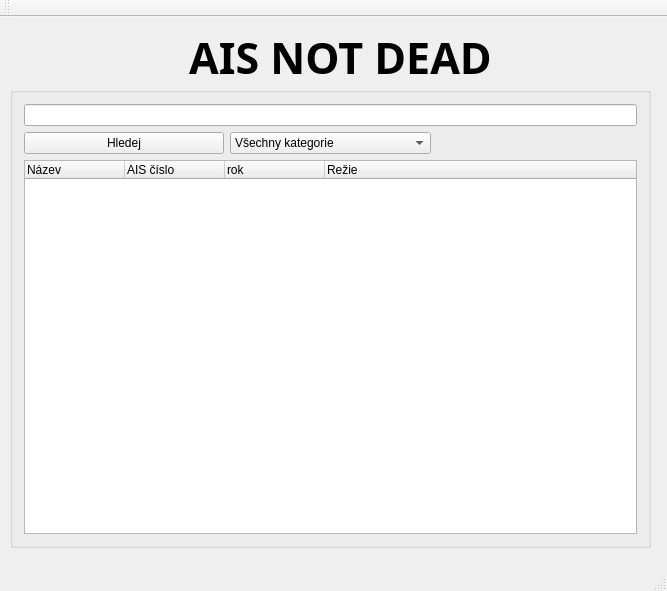
Old version of the form elasticsearchgui.ui in the repository NFAcz/nais.
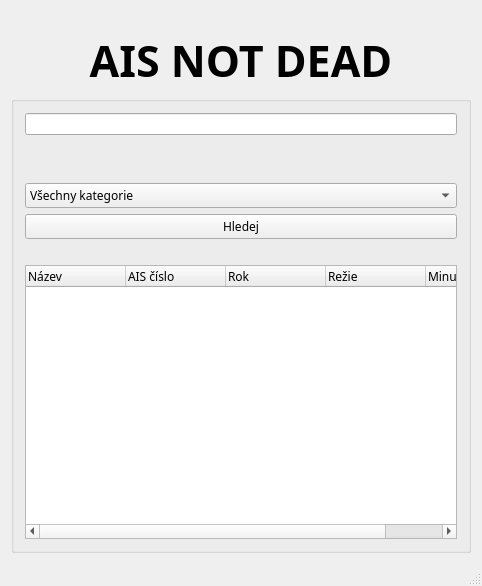
New version of the form.

Diff of the .ui file:
```diff
--- a/elasticsearchgui.ui
+++ b/elasticsearchgui.ui
@@ -6,27 +6,39 @@
    <rect>
     <x>0</x>
     <y>0</y>
-    <width>667</width>
-    <height>591</height>
+    <width>482</width>
+    <height>586</height>
    </rect>
   </property>
   <property name="windowTitle">
    <string>nAIS</string>
   </property>
   <widget class="QWidget" name="centralWidget">
+   <layout class="QGridLayout" name="gridLayout_3">
+    <item row="1" column="0">
+     <widget class="QLabel" name="label">
+      <property name="font">
+       <font>
+        <family>Executive</family>
+        <pointsize>32</pointsize>
+        <weight>75</weight>
+        <bold>true</bold>
+       </font>
+      </property>
+      <property name="text">
+       <string>AIS NOT DEAD</string>
+      </property>
+      <property name="alignment">
+       <set>Qt::AlignCenter</set>
+      </property>
+     </widget>
+    </item>
+    <item row="2" column="0">
    <widget class="QGroupBox" name="groupBox">
-    <property name="geometry">
-     <rect>
-      <x>10</x>
-      <y>70</y>
-      <width>641</width>
-      <height>461</height>
-     </rect>
-    </property>
     <property name="sizePolicy">
-     <sizepolicy hsizetype="Maximum" vsizetype="Maximum">
-      <horstretch>0</horstretch>
-      <verstretch>0</verstretch>
+       <sizepolicy hsizetype="MinimumExpanding" vsizetype="MinimumExpanding">
+        <horstretch>1</horstretch>
+        <verstretch>1</verstretch>
      </sizepolicy>
     </property>
     <property name="layoutDirection">
@@ -39,14 +51,28 @@
      <string/>
     </property>
     <property name="alignment">
-     <set>Qt::AlignJustify|Qt::AlignVCenter</set>
+       <set>Qt::AlignCenter</set>
     </property>
     <property name="flat">
      <bool>true</bool>
     </property>
-    <layout class="QGridLayout" name="gridLayout">
-     <item row="1" column="2">
+      <layout class="QVBoxLayout" name="verticalLayout">
+       <item>
+        <widget class="QLineEdit" name="lineEdit">
+         <property name="font">
+          <font>
+           <pointsize>9</pointsize>
+          </font>
+         </property>
+        </widget>
+       </item>
+       <item>
       <widget class="QLabel" name="label_2">
+         <property name="font">
+          <font>
+           <family>Droid Sans Mono</family>
+          </font>
+         </property>
        <property name="text">
         <string/>
        </property>
@@ -55,8 +81,27 @@
        </property>
       </widget>
      </item>
-     <item row="1" column="1">
+       <item>
+        <spacer name="horizontalSpacer">
+         <property name="orientation">
+          <enum>Qt::Horizontal</enum>
+         </property>
+         <property name="sizeHint" stdset="0">
+          <size>
+           <width>40</width>
+           <height>20</height>
+          </size>
+         </property>
+        </spacer>
+       </item>
+       <item>
       <widget class="QComboBox" name="categorySel">
+         <property name="font">
+          <font>
+           <family>Droid Sans Mono</family>
+           <pointsize>9</pointsize>
+          </font>
+         </property>
        <item>
         <property name="text">
          <string>Všechny kategorie</string>
@@ -84,18 +129,40 @@
        </item>
       </widget>
      </item>
-     <item row="0" column="0" colspan="3">
-      <widget class="QLineEdit" name="lineEdit"/>
-     </item>
-     <item row="1" column="0">
+       <item>
       <widget class="QPushButton" name="pushButton">
+         <property name="font">
+          <font>
+           <family>Droid Sans Mono</family>
+           <pointsize>9</pointsize>
+          </font>
+         </property>
        <property name="text">
         <string>Hledej</string>
        </property>
       </widget>
      </item>
-     <item row="2" column="0" colspan="3">
+       <item>
+        <spacer name="horizontalSpacer_2">
+         <property name="orientation">
+          <enum>Qt::Horizontal</enum>
+         </property>
+         <property name="sizeHint" stdset="0">
+          <size>
+           <width>40</width>
+           <height>20</height>
+          </size>
+         </property>
+        </spacer>
+       </item>
+       <item>
       <widget class="QTreeWidget" name="treeWidget">
+         <property name="font">
+          <font>
+           <family>Droid Sans Mono</family>
+           <pointsize>9</pointsize>
+          </font>
+         </property>
        <column>
         <property name="text">
          <string>Název</string>
@@ -108,7 +175,7 @@
        </column>
        <column>
         <property name="text">
-         <string>rok</string>
+           <string>Rok</string>
         </property>
        </column>
        <column>
@@ -116,34 +183,30 @@
          <string>Režie</string>
         </property>
        </column>
-      </widget>
-     </item>
-    </layout>
-   </widget>
-   <widget class="QLabel" name="label">
-    <property name="geometry">
-     <rect>
-      <x>150</x>
-      <y>10</y>
-      <width>381</width>
-      <height>60</height>
-     </rect>
-    </property>
-    <property name="font">
-     <font>
-      <family>Executive</family>
-      <pointsize>32</pointsize>
-      <weight>75</weight>
-      <bold>true</bold>
-     </font>
-    </property>
+         <column>
     <property name="text">
-     <string>AIS NOT DEAD</string>
-    </property>
-    <property name="alignment">
-     <set>Qt::AlignCenter</set>
-    </property>
-   </widget>
+           <string>Minutáž</string>
+          </property>
+         </column>
+        </widget>
+       </item>
+      </layout>
+     </widget>
+    </item>
+    <item row="0" column="0">
+     <spacer name="horizontalSpacer_3">
+      <property name="orientation">
+       <enum>Qt::Horizontal</enum>
+      </property>
+      <property name="sizeHint" stdset="0">
+       <size>
+        <width>40</width>
+        <height>20</height>
+       </size>
+      </property>
+     </spacer>
+    </item>
+   </layout>
   </widget>
   <widget class="QMenuBar" name="menuBar">
    <property name="geometry">
@@ -155,14 +218,6 @@
     </rect>
    </property>
   </widget>
-  <widget class="QToolBar" name="mainToolBar">
-   <attribute name="toolBarArea">
-    <enum>TopToolBarArea</enum>
-   </attribute>
-   <attribute name="toolBarBreak">
-    <bool>false</bool>
-   </attribute>
-  </widget>
   <widget class="QStatusBar" name="statusBar"/>
  </widget>
  <layoutdefault spacing="6" margin="11"/>
```
Left out of the diff: 2 changed lines with no effect on the pictures. Lines whose indentation alone changed are shown as unchanged.
